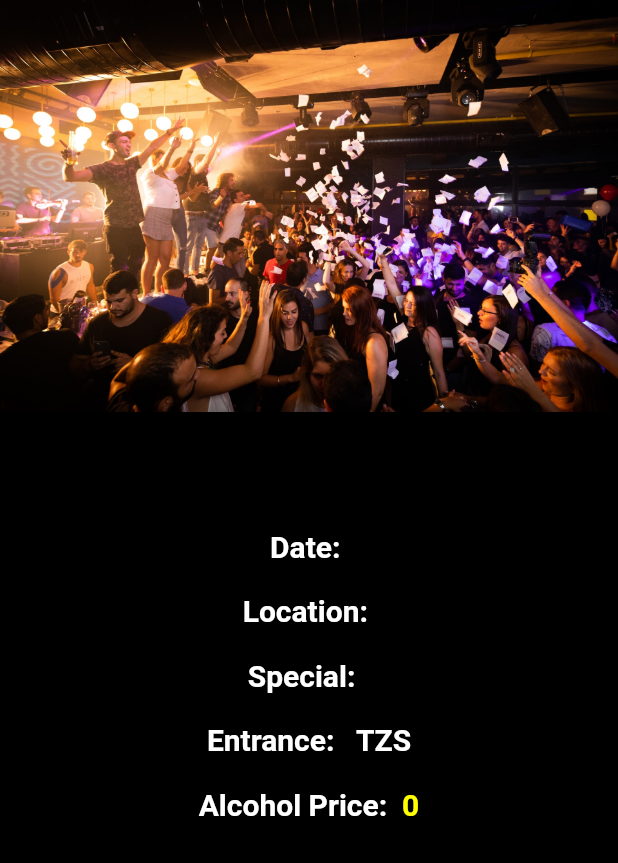
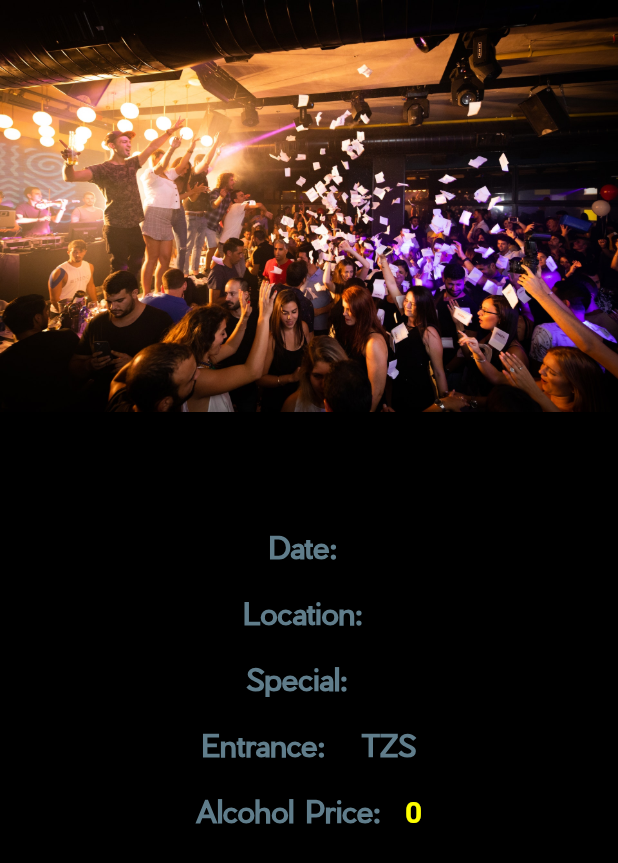
Before and after one commit to kevinmisigaro/night-time-app, a Flutter app: the EventsDetail screen opened directly with empty values, on a phone screen of 412 x 824 dp. Shown: the top 863 px of the screen. Run offline on Flutter 3.47's test engine with Material 2 defaults, Android fonts, the phone set to English and light mode, and no system bars; our stand-ins replace cloud_firestore, firebase_auth, google_fonts; accounts and stored records are empty.

Commit message:
changed body font to Pier Sans

```diff
--- a/lib/main.dart
+++ b/lib/main.dart
@@ -1,5 +1,4 @@
 import 'package:flutter/material.dart';
-import 'package:google_fonts/google_fonts.dart';
 import 'package:night_life/models/event.dart';
 import 'package:night_life/models/user.dart';
 import 'package:night_life/screens/favorites_view.dart';
--- a/lib/screens/events_view.dart
+++ b/lib/screens/events_view.dart
@@ -80,14 +80,16 @@ class EventsView extends StatelessWidget {
                                     children: [
                                       Text(
                                         events[index].eventName,
-                                        style: GoogleFonts.roboto(
+                                        style: TextStyle(
+                                          fontFamily: 'PierSans',
                                           color: Colors.blueGrey,
                                           fontSize: 20,
                                         ),
                                       ),
                                       Text(
                                         events[index].date,
-                                        style: GoogleFonts.roboto(
+                                        style: TextStyle(
+                                          fontFamily: 'PierSans',
                                           color: Colors.grey,
                                           fontSize: 17,
                                           fontWeight: FontWeight.w500,
--- a/lib/screens/login_screen.dart
+++ b/lib/screens/login_screen.dart
@@ -1,5 +1,4 @@
 import 'package:flutter/material.dart';
-import 'package:google_fonts/google_fonts.dart';
 import 'package:night_life/services/authentication_service.dart';
 
 class LoginView extends StatefulWidget {
--- a/lib/screens/places_view.dart
+++ b/lib/screens/places_view.dart
@@ -53,7 +53,8 @@ class PlacesView extends StatelessWidget {
                             },
                             child: Text(
                               clubs[index].name,
-                              style: GoogleFonts.roboto(
+                              style: TextStyle(
+                                fontFamily: 'PierSans',
                                 color: Colors.blueGrey,
                                 fontSize: 20,
                               ),
--- a/lib/screens/sign_up_screen.dart
+++ b/lib/screens/sign_up_screen.dart
@@ -1,5 +1,4 @@
 import 'package:flutter/material.dart';
-import 'package:google_fonts/google_fonts.dart';
 import 'package:night_life/services/authentication_service.dart';
 
 class SignUpView extends StatefulWidget {
--- a/lib/widgets/heros/events_detail.dart
+++ b/lib/widgets/heros/events_detail.dart
@@ -41,7 +41,10 @@ class EventsDetail extends StatelessWidget{
             Text(
               eventName,
               style: TextStyle(
-                  fontFamily: 'MonumentExtended', color: Colors.white, fontWeight: FontWeight.w600, fontSize: 23
+                  fontFamily: 'PierSans',
+                  color: Colors.white,
+                  fontWeight: FontWeight.w600,
+                  fontSize: 23
               ),
             ),
 
@@ -50,8 +53,9 @@ class EventsDetail extends StatelessWidget{
             ),
             Text(
               'Date: $date',
-              style: GoogleFonts.roboto(
-                color: Colors.white,
+              style: TextStyle(
+                fontFamily: 'PierSans',
+                color: Colors.blueGrey,
                 fontWeight: FontWeight.w600,
                 fontSize: 20,
               ),
@@ -61,8 +65,9 @@ class EventsDetail extends StatelessWidget{
             ),
             Text(
               'Location: $location',
-              style: GoogleFonts.roboto(
-                color: Colors.white,
+              style: TextStyle(
+                fontFamily: 'PierSans',
+                color: Colors.blueGrey,
                 fontWeight: FontWeight.w600,
                 fontSize: 20,
               ),
@@ -72,8 +77,9 @@ class EventsDetail extends StatelessWidget{
             ),
             Text(
               'Special:  $xFactor',
-              style: GoogleFonts.roboto(
-                color: Colors.white,
+              style: TextStyle(
+                fontFamily: 'PierSans',
+                color: Colors.blueGrey,
                 fontWeight: FontWeight.w600,
                 fontSize: 20,
               ),
@@ -83,8 +89,9 @@ class EventsDetail extends StatelessWidget{
             ),
             Text(
               'Entrance:  $entrance TZS',
-              style: GoogleFonts.roboto(
-                color: Colors.white,
+              style: TextStyle(
+                fontFamily: 'PierSans',
+                color: Colors.blueGrey,
                 fontWeight: FontWeight.w600,
                 fontSize: 20,
               ),
@@ -95,8 +102,9 @@ class EventsDetail extends StatelessWidget{
             RichText(
               text: TextSpan(
                   text: 'Alcohol Price:  ',
-                  style: GoogleFonts.roboto(
-                    color: Colors.white,
+                  style: TextStyle(
+                    fontFamily: 'PierSans',
+                    color: Colors.blueGrey,
                     fontWeight: FontWeight.w600,
                     fontSize: 20,
                   ),
--- a/lib/widgets/home_section/events.dart
+++ b/lib/widgets/home_section/events.dart
@@ -41,7 +41,8 @@ class Events extends StatelessWidget {
                             left: 10,
                             child: Text(
                               data[index].eventName,
-                              style: GoogleFonts.roboto(
+                              style: TextStyle(
+                                  fontFamily: 'PierSans',
                                   color: Colors.white,
                                   fontSize: 18,
                                   fontWeight: FontWeight.w700),
--- a/lib/widgets/home_section/favorite_spots.dart
+++ b/lib/widgets/home_section/favorite_spots.dart
@@ -41,7 +41,8 @@ class Favorites extends StatelessWidget{
                             left: 10,
                             child: Text(
                               data[index].name,
-                              style: GoogleFonts.roboto(
+                              style: TextStyle(
+                                  fontFamily: 'PierSans',
                                   color: Colors.white,
                                   fontSize: 18,
                                   fontWeight: FontWeight.w700),
--- a/lib/widgets/home_section/places.dart
+++ b/lib/widgets/home_section/places.dart
@@ -42,7 +42,8 @@ class Places extends StatelessWidget{
                            left: 10,
                            child: Text(
                              data[index].name,
-                             style: GoogleFonts.roboto(
+                             style: TextStyle(
+                                 fontFamily: 'PierSans',
                                  color: Colors.white,
                                  fontSize: 18,
                                  fontWeight: FontWeight.w700),
--- a/lib/widgets/home_section/recommended.dart
+++ b/lib/widgets/home_section/recommended.dart
@@ -41,7 +41,8 @@ class Recommended extends StatelessWidget {
                             left: 10,
                             child: Text(
                               data[index].name,
-                              style: GoogleFonts.roboto(
+                              style: TextStyle(
+                                  fontFamily: 'PierSans',
                                   color: Colors.white,
                                   fontSize: 18,
                                   fontWeight: FontWeight.w700),
--- a/pubspec.yaml
+++ b/pubspec.yaml
@@ -77,6 +77,9 @@ flutter:
        fonts:
         - asset: assets/fonts/MonumentExtended-Regular.ttf
         - asset: assets/fonts/MonumentExtended-Regular.otf
+     - family: PierSans
+       fonts:
+        - asset: assets/fonts/PierSans-Regular.otf
 
   #   - family: Trajan Pro
   #     fonts:
```
Also changed, not shown: lib/screens/event_detail_view.dart (+16 -11 lines), lib/screens/favorites_view.dart (+8 -4 lines), lib/screens/home_view.dart (+9 -5 lines), lib/screens/place_detail_view.dart (+23 -21 lines), lib/screens/profile_view.dart (+7 -2 lines), lib/widgets/heros/club_detail.dart (+13 -7 lines), lib/widgets/heros/place_detail.dart (+10 -7 lines), assets/fonts/PierSans-Regular.otf (added).
